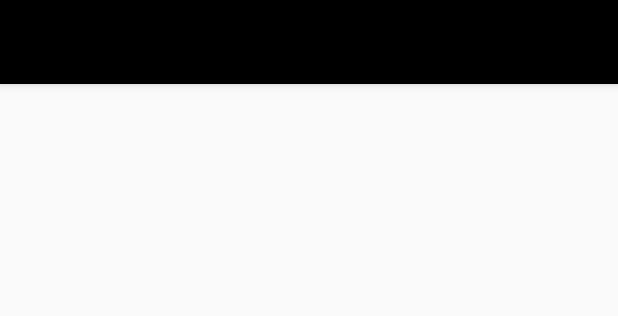
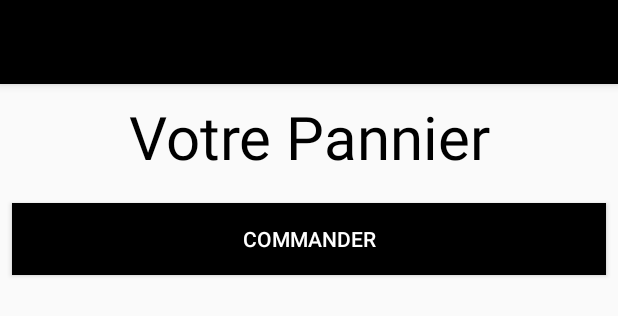
Before and after one commit to OnMyLevel/Bance_Project_2, an Android app: the layout activity_shop.xml on its own in the app's theme, with its tools: preview values and no code run, on a phone screen of 412 x 824 dp. Shown: the top 316 px of the screen. Run offline under Robolectric (Android 15) with nearby library versions, the phone set to English and light mode, and no system bars; network calls fail.

Commit message:
ajout de coonfirmation de pannier

```diff
--- a/app/src/main/java/com/example/christanismerilbanzouzi/bance_project/CaddyActivity.java
+++ b/app/src/main/java/com/example/christanismerilbanzouzi/bance_project/CaddyActivity.java
@@ -44,6 +44,7 @@ public class CaddyActivity extends AppCompatActivity implements ArticleLongAdapt
     private RequestQueue myRequest;
     private TextView textView;
 
+
     @Override
     protected void onCreate(Bundle savedInstanceState) {
         super.onCreate(savedInstanceState);
@@ -61,6 +62,8 @@ public class CaddyActivity extends AppCompatActivity implements ArticleLongAdapt
         textView = (TextView) findViewById(R.id.text_gallerie);
         Typeface myCust= Typeface.createFromAsset(getAssets(),"fonts/A_Box_For.ttf");
         textView.setTypeface(myCust);
+
+
 
     }
 
--- a/app/src/main/res/layout/activity_shop.xml
+++ b/app/src/main/res/layout/activity_shop.xml
@@ -12,21 +12,40 @@
     <android.support.v7.widget.RecyclerView
         android:layout_width="wrap_content"
         android:layout_height="match_parent"
-        android:layout_marginTop="70dp"
+        android:layout_marginTop="200dp"
+        android:layout_marginStart="20dp"
         android:id="@+id/myrecyclerView">
     </android.support.v7.widget.RecyclerView>
 
+    <TextView
+        android:id="@+id/titrePannier"
+        android:layout_width="wrap_content"
+        android:layout_height="wrap_content"
+        android:layout_marginEnd="8dp"
+        android:layout_marginStart="8dp"
+        android:layout_marginTop="8dp"
+        android:textSize="40sp"
+        android:textColor="@color/colorBlack"
+        android:text="@string/votre_pannier"
+        app:layout_constraintEnd_toEndOf="parent"
+        app:layout_constraintStart_toStartOf="parent"
+        app:layout_constraintTop_toBottomOf="@+id/toolbar" />
+
     <Button
         android:id="@+id/commander"
-        android:layout_width="wrap_content"
+        android:layout_width="match_parent"
         android:layout_height="wrap_content"
-        android:text="Comander"
+        android:layout_marginBottom="8dp"
+        android:layout_marginEnd="8dp"
+        android:layout_marginStart="8dp"
+        android:layout_marginTop="8dp"
+        android:text="@string/commander"
+        android:textColor="@color/colorWhite"
         android:background="@color/colorBlack"
-        android:textColor="@color/colorWhite"
-        android:textAlignment="center"
-        tools:layout_editor_absoluteX="137dp"
-        tools:layout_editor_absoluteY="490dp"
-        tools:ignore="MissingConstraints" />
+        app:layout_constraintBottom_toTopOf="@+id/myrecyclerView"
+        app:layout_constraintEnd_toEndOf="parent"
+        app:layout_constraintStart_toStartOf="parent"
+        app:layout_constraintTop_toBottomOf="@+id/titrePannier" />
 
 
 </android.support.constraint.ConstraintLayout>
--- a/app/src/main/res/layout/article_item.xml
+++ b/app/src/main/res/layout/article_item.xml
@@ -5,7 +5,7 @@
     android:layout_width="match_parent"
     android:layout_marginLeft="10dp"
     android:layout_marginRight="10dp"
-    android:layout_height="200dp"
+    android:layout_height="300dp"
     app:cardElevation="5dp"
     app:cardCornerRadius="15dp"
     >
@@ -41,7 +41,6 @@
             android:layout_alignParentBottom="true"
             android:layout_width="match_parent"
             android:layout_height="wrap_content" />
-
     </RelativeLayout>
 
 </android.support.v7.widget.CardView>
--- a/app/src/main/res/values/strings.xml
+++ b/app/src/main/res/values/strings.xml
@@ -40,4 +40,8 @@
     <string name="ajouter_au_pannier">Ajouter Au Pannier</string>
     <string name="gallerie">*GALLERIE*</string>
     <string name="deailles">Detaille</string>
+    <string name="votre_pannier">Votre Pannier</string>
+    <string name="comander">Comander</string>
+    <string name="commander">Commander</string>
+    <string name="comfirmerCommande">Comfirmer votre Commande ?</string>
 </resources>
```
Also changed, not shown: app/src/main/java/com/example/christanismerilbanzouzi/bance_project/ShopActivity.java (+47 -13 lines), app/src/main/res/layout/activity_caddy.xml (+4 -23 lines), app/src/main/res/drawable/warning.png (added).
